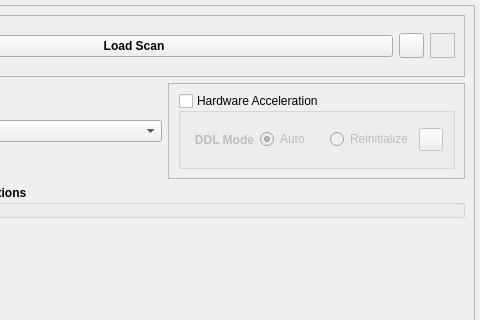
Old version of the form cls/applications/pyStxm/bl_configs/base_scan_plugins/sample_image_scans/sample_image_scans-soft-and-hdw-accel.ui in the repository Canadian-Light-Source/pyStxm; both pictures show x 150 to 630 and y 0 to 320 of the 630 by 460 pixel window.
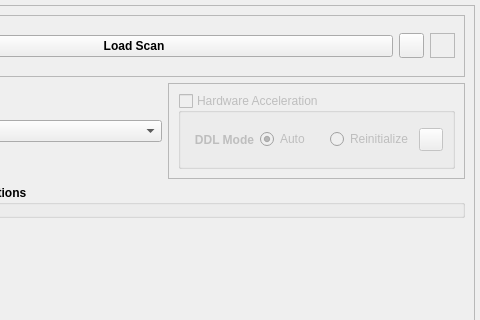
New version of the form. Icons and pictures are not drawn.

Commit message: disable hdw accel until it can be tested again

The edit to the form file:
```diff
--- a/cls/applications/pyStxm/bl_configs/base_scan_plugins/sample_image_scans/sample_image_scans-soft-and-hdw-accel.ui
+++ b/cls/applications/pyStxm/bl_configs/base_scan_plugins/sample_image_scans/sample_image_scans-soft-and-hdw-accel.ui
@@ -186,6 +186,9 @@
           <layout class="QHBoxLayout" name="horizontalLayout_4">
            <item>
             <widget class="QGroupBox" name="hdwAccelGrpBox">
+             <property name="enabled">
+              <bool>false</bool>
+             </property>
              <property name="minimumSize">
               <size>
                <width>0</width>
```
Left out of the diff: 6 changed lines with no effect on the pictures.
